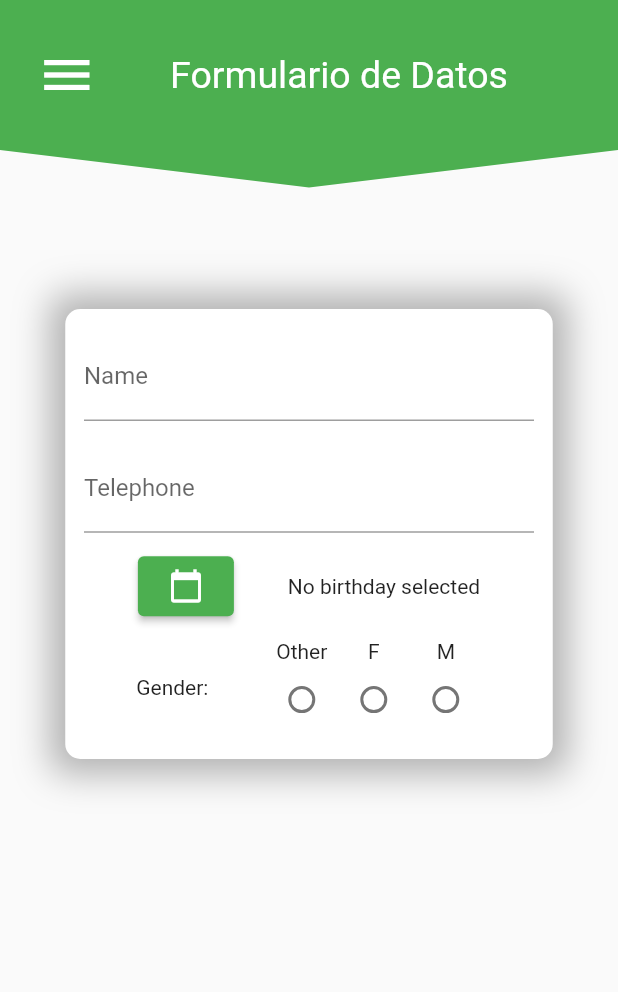
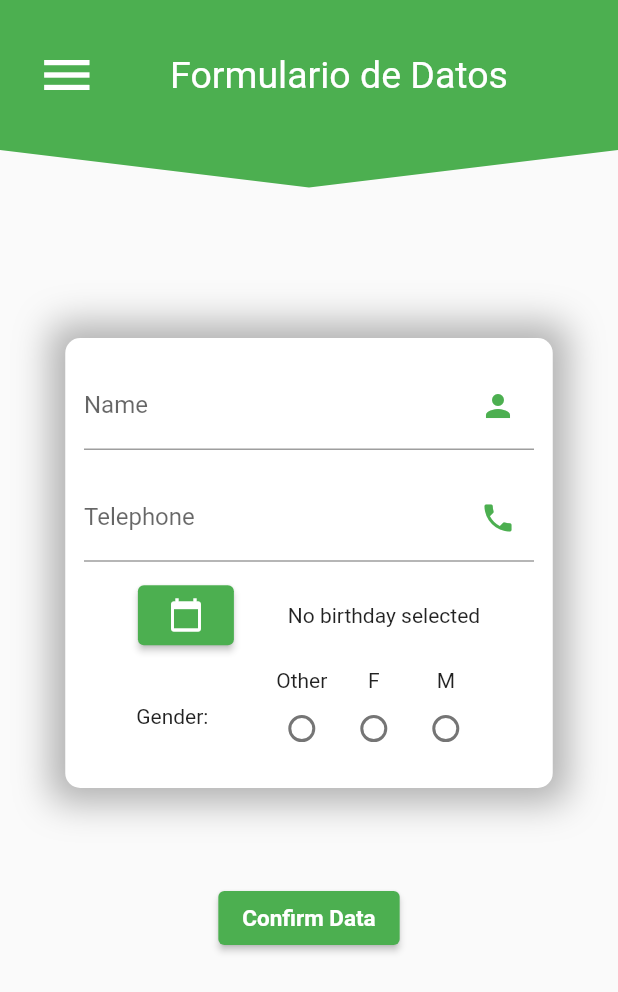
Before and after one commit to Jordieee/Practica5IPC_2022_StatefulLogin, a Flutter app: the screen it shows after launch, on a phone screen of 412 x 824 dp. Shown: the top 992 px of the screen. Run offline on Flutter 3.47's test engine with Material 2 defaults, Android fonts, the phone set to English and light mode, and no system bars.

```diff
--- a/lib/form_page.dart
+++ b/lib/form_page.dart
@@ -1,5 +1,6 @@
 import 'package:flutter/material.dart';
 import 'package:intl/intl.dart';
+import 'package:ipc_jlincar_p5/card_page.dart';
 import 'dart:core';
 
 class FormPage extends StatefulWidget {
@@ -10,20 +11,27 @@ class FormPage extends StatefulWidget {
 }
 
 class _FormPageState extends State<FormPage> {
-  late TextEditingController _controller;
+  late TextEditingController _controllerName;
+  late TextEditingController _controllerPhone;
+
   DateTime? _day;
+  String? name;
+  String? phone;
   String? day = "No birthday selected";
   String? gender = "No gender selected";
 
   @override
   void initState() {
     super.initState();
-    _controller = TextEditingController();
+    _controllerName = TextEditingController();
+    _controllerPhone = TextEditingController();
+
   }
 
   @override
   void dispose() {
-    _controller.dispose();
+    _controllerName.dispose();
+    _controllerPhone.dispose();
     super.dispose();
   }
 
@@ -35,9 +43,26 @@ class _FormPageState extends State<FormPage> {
         child: Column(children: [
           _Header(),
           const Spacer(
+            flex: 2,
+          ),
+          _Body(context),
+          const Spacer(
             flex: 1,
           ),
-          _Body(context),
+          ElevatedButton(
+              onPressed: () => showDialog(
+                  context: context,
+                  builder: (context) => _createAlert(context)),
+              style: ButtonStyle(
+                backgroundColor: MaterialStateProperty.all(Colors.green),
+              ),
+              child: const Text(
+                "Confirm Data",
+                style: TextStyle(
+                    fontWeight: FontWeight.bold,
+                    color: Colors.white,
+                    fontSize: 15),
+              )),
           const Spacer(
             flex: 3,
           ),
@@ -64,21 +89,38 @@ class _FormPageState extends State<FormPage> {
       child: Column(
         mainAxisAlignment: MainAxisAlignment.spaceEvenly,
         children: [
-              const SizedBox(
+          SizedBox(
             width: 300,
             child: TextField(
+              controller: _controllerName,
               keyboardType: TextInputType.name,
-                  decoration: InputDecoration(
-                      labelText: "Name", hintText: "Introduce your name..."),
+              onEditingComplete: () {
+                setState(() {});
+              },
+              decoration: const InputDecoration(
+                  labelText: "Name",
+                  hintText: "Introduce your name...",
+                  suffixIcon: Icon(
+                    Icons.person,
+                    color: Colors.green,
+                  )),
             ),
           ),
-              const SizedBox(
+          SizedBox(
             width: 300,
             child: TextField(
+              controller: _controllerPhone,
               keyboardType: TextInputType.name,
-                  decoration: InputDecoration(
+              onEditingComplete: () {
+                setState(() {});
+              },
+              decoration: const InputDecoration(
                   labelText: "Telephone",
-                      hintText: "Introduce your telephone..."),
+                  hintText: "Introduce your telephone...",
+                  suffixIcon: Icon(
+                    Icons.phone,
+                    color: Colors.green,
+                  )),
             ),
           ),
           SizedBox(
@@ -103,8 +145,7 @@ class _FormPageState extends State<FormPage> {
                             .then((pickedValue) {
                           if (pickedValue != null) {
                             _day = pickedValue;
-                                DateFormat dateFormat =
-                                    DateFormat("dd MMMM yyyy");
+                            DateFormat dateFormat = DateFormat("dd MMMM yyyy");
                             day = dateFormat.format(_day!);
                             setState(() {});
                           } else {
@@ -216,6 +257,21 @@ class _FormPageState extends State<FormPage> {
   }
 }
 
+AlertDialog _createAlert(BuildContext context) => AlertDialog(
+      title: const Text("Your data"),
+      content: Column(
+        children: const [Text("Name")],
+      ),
+      actions: [
+        TextButton(
+            onPressed: () => Navigator.of(context).pop(),
+            child: const Text("Cancel")),
+        TextButton(
+            onPressed: () => Navigator.of(context).pop(),
+            child: const Text("Accept")),
+      ],
+    );
+
 class MyPaint extends CustomPainter {
   @override
   void paint(Canvas canvas, Size size) {
```
Also changed, not shown: lib/card_page.dart (+13 -0 lines), lib/person_model.dart (+9 -0 lines). Lines whose indentation alone changed are shown as unchanged.
